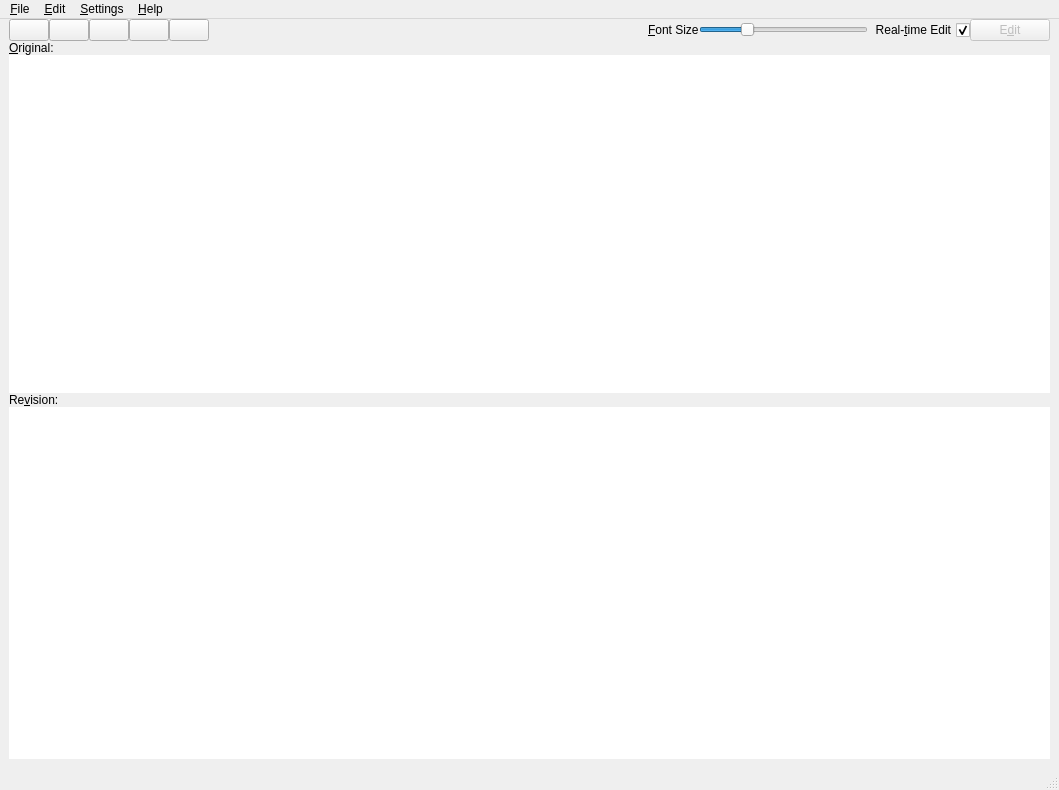
First picture: the form in negar_gui/mwin.ui, repository javadr/negar-gui, before the edit.
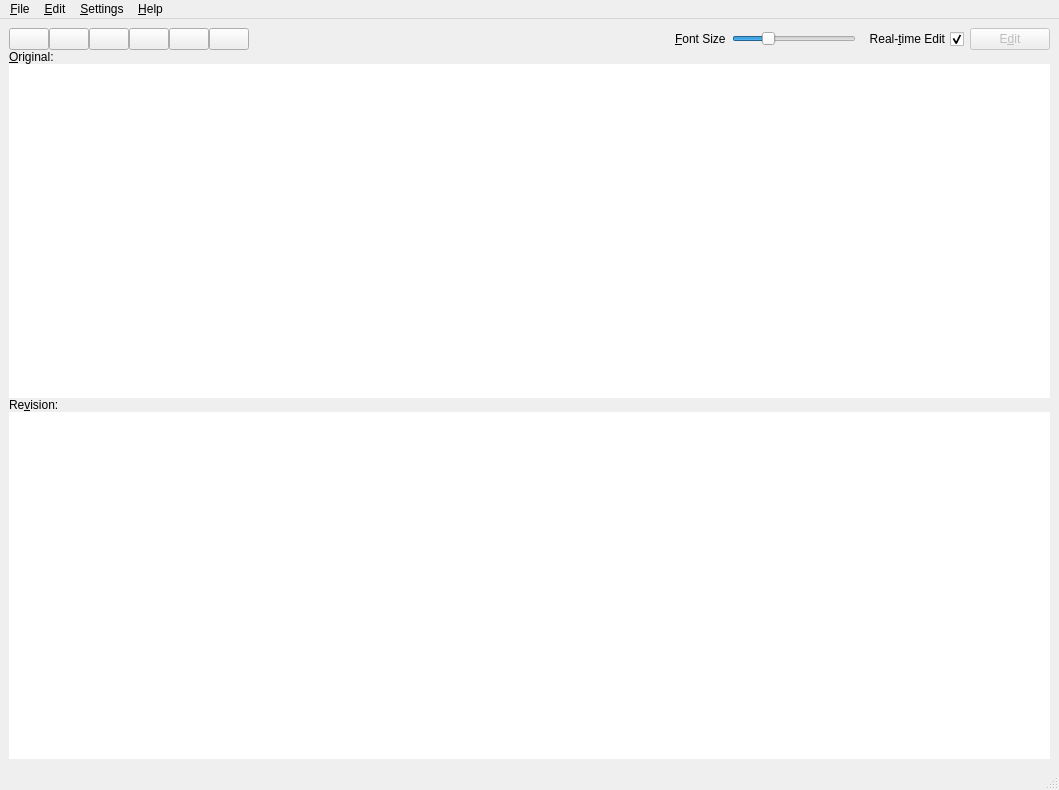
Second picture: the form after the edit. Icons and pictures are not drawn.

Commit message: New toolbar button: QRCode

```diff
--- a/negar_gui/mwin.ui
+++ b/negar_gui/mwin.ui
@@ -48,22 +48,7 @@
    <property name="autoFillBackground">
     <bool>true</bool>
    </property>
-   <layout class="QGridLayout" name="gridLayout_3">
-    <property name="leftMargin">
-     <number>9</number>
-    </property>
-    <property name="topMargin">
-     <number>0</number>
-    </property>
-    <property name="rightMargin">
-     <number>9</number>
-    </property>
-    <property name="bottomMargin">
-     <number>9</number>
-    </property>
-    <property name="spacing">
-     <number>0</number>
-    </property>
+   <layout class="QGridLayout" name="gridLayout_6">
     <item row="0" column="0">
      <widget class="QFrame" name="frame_6">
       <property name="frameShape">
@@ -90,16 +75,19 @@
        </property>
        <item>
         <widget class="QFrame" name="frame">
+         <property name="sizePolicy">
+          <sizepolicy hsizetype="Minimum" vsizetype="Minimum">
+           <horstretch>0</horstretch>
+           <verstretch>0</verstretch>
+          </sizepolicy>
+         </property>
          <property name="frameShape">
           <enum>QFrame::StyledPanel</enum>
          </property>
          <property name="frameShadow">
           <enum>QFrame::Raised</enum>
          </property>
-         <layout class="QHBoxLayout" name="horizontalLayout_7">
-          <property name="spacing">
-           <number>0</number>
-          </property>
+         <layout class="QGridLayout" name="gridLayout_5">
           <property name="leftMargin">
            <number>0</number>
           </property>
@@ -112,7 +100,7 @@
           <property name="bottomMargin">
            <number>0</number>
           </property>
-          <item>
+          <item row="0" column="0">
            <widget class="QFrame" name="frame_2">
             <property name="frameShape">
              <enum>QFrame::StyledPanel</enum>
@@ -120,10 +108,7 @@
             <property name="frameShadow">
              <enum>QFrame::Raised</enum>
             </property>
-            <layout class="QHBoxLayout" name="horizontalLayout_6">
-             <property name="spacing">
-              <number>0</number>
-             </property>
+            <layout class="QGridLayout" name="gridLayout_4">
              <property name="leftMargin">
               <number>0</number>
              </property>
@@ -136,9 +121,10 @@
              <property name="bottomMargin">
               <number>0</number>
              </property>
-             <item>
-              <layout class="QHBoxLayout" name="horizontalLayout_3">
-               <item>
+             <property name="spacing">
+              <number>0</number>
+             </property>
+             <item row="0" column="0">
                 <widget class="QPushButton" name="reset_btn">
                  <property name="toolTip">
                   <string>Reset Ctrl+R</string>
@@ -158,7 +144,7 @@
                  </property>
                 </widget>
                </item>
-               <item>
+             <item row="0" column="1">
                 <widget class="QPushButton" name="copy_btn">
                  <property name="toolTip">
                   <string>Copy Ctrl+C</string>
@@ -175,7 +161,7 @@
                  </property>
                 </widget>
                </item>
-               <item>
+             <item row="0" column="2">
                 <widget class="QPushButton" name="paste_btn">
                  <property name="toolTip">
                   <string>Paste Ctrl+V</string>
@@ -192,7 +178,24 @@
                  </property>
                 </widget>
                </item>
-               <item>
+             <item row="0" column="3">
+              <widget class="QPushButton" name="qrcode_btn">
+               <property name="toolTip">
+                <string>Paste Ctrl+V</string>
+               </property>
+               <property name="text">
+                <string/>
+               </property>
+               <property name="icon">
+                <iconset resource="resource.qrc">
+                 <normaloff>:/images/icons/qr.png</normaloff>:/images/icons/qr.png</iconset>
+               </property>
+               <property name="shortcut">
+                <string notr="true"/>
+               </property>
+              </widget>
+             </item>
+             <item row="0" column="4">
                 <widget class="QPushButton" name="vertical_btn">
                  <property name="toolTip">
                   <string>vertical view</string>
@@ -209,7 +212,7 @@
                  </property>
                 </widget>
                </item>
-               <item>
+             <item row="0" column="5">
                 <widget class="QPushButton" name="horizontal_btn">
                  <property name="toolTip">
                   <string>horizontal view</string>
@@ -227,39 +230,59 @@
                 </widget>
                </item>
               </layout>
-             </item>
-            </layout>
            </widget>
           </item>
-          <item>
+          <item row="0" column="1">
            <spacer name="horizontalSpacer">
             <property name="orientation">
              <enum>Qt::Horizontal</enum>
             </property>
             <property name="sizeHint" stdset="0">
              <size>
-              <width>40</width>
+              <width>210</width>
               <height>20</height>
              </size>
             </property>
            </spacer>
           </item>
-          <item>
+          <item row="0" column="2">
            <spacer name="horizontalSpacer_2">
             <property name="orientation">
              <enum>Qt::Horizontal</enum>
             </property>
             <property name="sizeHint" stdset="0">
              <size>
-              <width>40</width>
+              <width>210</width>
               <height>20</height>
              </size>
             </property>
            </spacer>
           </item>
-          <item>
-           <layout class="QHBoxLayout" name="horizontalLayout_2">
-            <item>
+          <item row="0" column="3">
+           <widget class="QFrame" name="frame_4">
+            <property name="frameShape">
+             <enum>QFrame::StyledPanel</enum>
+            </property>
+            <property name="frameShadow">
+             <enum>QFrame::Raised</enum>
+            </property>
+            <layout class="QGridLayout" name="gridLayout_3">
+             <property name="leftMargin">
+              <number>0</number>
+             </property>
+             <property name="topMargin">
+              <number>0</number>
+             </property>
+             <property name="rightMargin">
+              <number>0</number>
+             </property>
+             <property name="bottomMargin">
+              <number>0</number>
+             </property>
+             <property name="verticalSpacing">
+              <number>0</number>
+             </property>
+             <item row="0" column="0">
              <widget class="QLabel" name="font_slider_label">
               <property name="text">
                <string>&amp;Font Size</string>
@@ -269,7 +292,7 @@
               </property>
              </widget>
             </item>
-            <item>
+             <item row="0" column="1">
              <widget class="QSlider" name="font_slider">
               <property name="minimum">
                <number>10</number>
@@ -286,8 +309,9 @@
              </widget>
             </item>
            </layout>
+           </widget>
           </item>
-          <item>
+          <item row="0" column="4">
            <widget class="QFrame" name="frame_3">
             <property name="frameShape">
              <enum>QFrame::StyledPanel</enum>
@@ -295,10 +319,7 @@
             <property name="frameShadow">
              <enum>QFrame::Raised</enum>
             </property>
-            <layout class="QHBoxLayout" name="horizontalLayout_5">
-             <property name="spacing">
-              <number>0</number>
-             </property>
+            <layout class="QGridLayout" name="gridLayout_7">
              <property name="leftMargin">
               <number>0</number>
              </property>
@@ -311,9 +332,24 @@
              <property name="bottomMargin">
               <number>0</number>
              </property>
-             <item>
-              <layout class="QHBoxLayout" name="horizontalLayout">
-               <item>
+             <property name="verticalSpacing">
+              <number>0</number>
+             </property>
+             <item row="0" column="1">
+              <widget class="QPushButton" name="edit_btn">
+               <property name="enabled">
+                <bool>false</bool>
+               </property>
+               <property name="text">
+                <string>E&amp;dit</string>
+               </property>
+               <property name="icon">
+                <iconset resource="resource.qrc">
+                 <normaloff>:/images/icons/edit.png</normaloff>:/images/icons/edit.png</iconset>
+               </property>
+              </widget>
+             </item>
+             <item row="0" column="0">
                 <widget class="QCheckBox" name="autoedit_chkbox">
                  <property name="layoutDirection">
                   <enum>Qt::RightToLeft</enum>
@@ -326,49 +362,6 @@
                  </property>
                 </widget>
                </item>
-               <item>
-                <widget class="QPushButton" name="edit_btn">
-                 <property name="enabled">
-                  <bool>false</bool>
-                 </property>
-                 <property name="text">
-                  <string>E&amp;dit</string>
-                 </property>
-                 <property name="icon">
-                  <iconset resource="resource.qrc">
-                   <normaloff>:/images/icons/edit.png</normaloff>:/images/icons/edit.png</iconset>
-                 </property>
-                </widget>
-               </item>
-              </layout>
-             </item>
-            </layout>
-           </widget>
-          </item>
-          <item>
-           <widget class="QFrame" name="frame_4">
-            <property name="frameShape">
-             <enum>QFrame::StyledPanel</enum>
-            </property>
-            <property name="frameShadow">
-             <enum>QFrame::Raised</enum>
-            </property>
-            <layout class="QHBoxLayout" name="horizontalLayout_4">
-             <property name="spacing">
-              <number>0</number>
-             </property>
-             <property name="leftMargin">
-              <number>0</number>
-             </property>
-             <property name="topMargin">
-              <number>0</number>
-             </property>
-             <property name="rightMargin">
-              <number>0</number>
-             </property>
-             <property name="bottomMargin">
-              <number>0</number>
-             </property>
             </layout>
            </widget>
           </item>
```
Left out of the diff: 31 changed lines with no effect on the pictures. Lines whose indentation alone changed are shown as unchanged. The commit also changes 3 other files.
